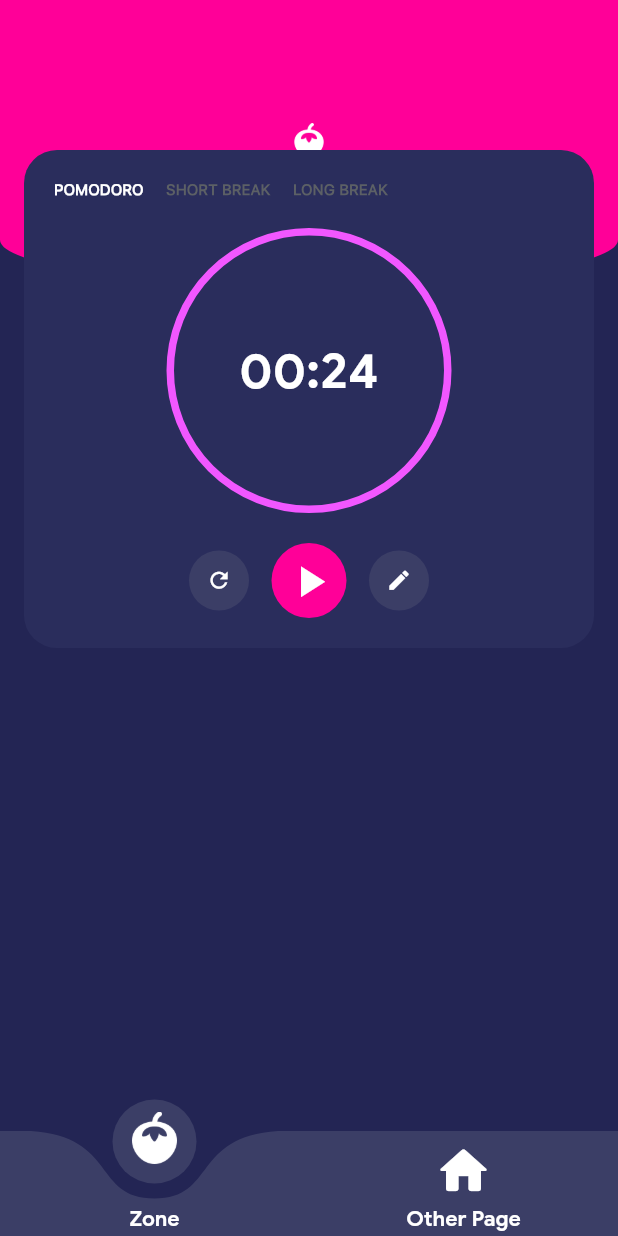
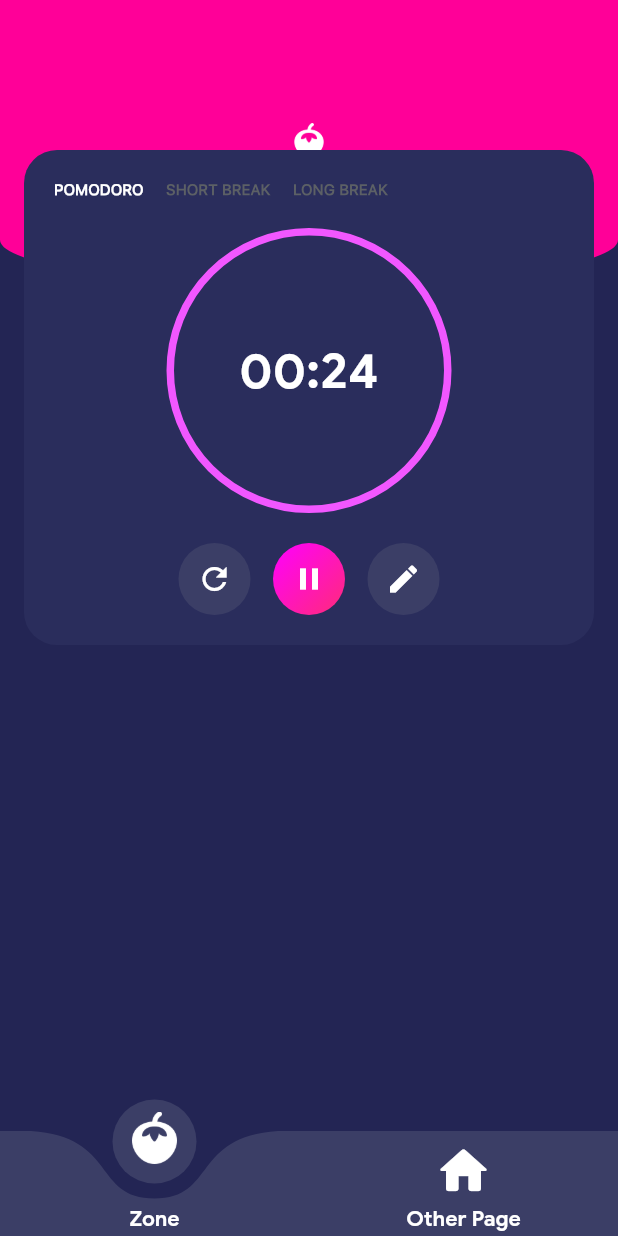
Before and after one commit to tomc128/classify-timer-trial, a Flutter app: the screen it shows after launch, after a tap on the "play arrow" icon, on a phone screen of 412 x 824 dp. Run offline on Flutter 3.47's test engine with Material 2 defaults, Android fonts, the phone set to English and light mode, and no system bars; drawn by our look-alikes of curved_labeled_navigation_bar; project files that could hold a hidden picture were left out.

Commit message:
Update button style to support gradient, adaptive icon

```diff
--- a/lib/pages/zone.dart
+++ b/lib/pages/zone.dart
@@ -65,58 +65,8 @@ class _ZonePageState extends State<ZonePage> {
             crossAxisAlignment: CrossAxisAlignment.stretch,
             children: [
               buildZoneStateHeader(context),
-
-              // Clock
               buildClockWidget(context),
-
-              // Buttons
-              Row(
-                mainAxisAlignment: MainAxisAlignment.center,
-                children: [
-                  CircleAvatar(
-                    backgroundColor: kPurpleColor2,
-                    child: IconButton.filled(
-                      color: Colors.white,
-                      onPressed: () {},
-                      icon: const Icon(Icons.refresh),
-                      iconSize: 17,
-                    ),
-                  ),
-                  const SizedBox(width: 15),
-                  CircleAvatar(
-                    backgroundColor: kHeaderPink,
-                    radius: 25,
-                    child: IconButton.filled(
-                      color: Colors.white,
-                      onPressed: () {
-                        setState(() {
-                          switch (_zoneState) {
-                            case ZoneState.running:
-                              pauseTimer();
-                              break;
-                            case ZoneState.paused:
-                            case ZoneState.stopped:
-                              startTimer();
-                              break;
-                          }
-                        });
-                      },
-                      icon: const Icon(Icons.play_arrow),
-                      iconSize: 35,
-                    ),
-                  ),
-                  const SizedBox(width: 15),
-                  CircleAvatar(
-                    backgroundColor: kPurpleColor2,
-                    child: IconButton.filled(
-                      color: Colors.white,
-                      onPressed: () {},
-                      icon: const Icon(Icons.edit),
-                      iconSize: 17,
-                    ),
-                  ),
-                ],
-              ),
+              buildControlButtons(context),
             ],
           ),
         ),
@@ -125,9 +75,7 @@ class _ZonePageState extends State<ZonePage> {
   }
 
   void startTimer() {
-    print('startTimer');
     _timer = Timer.periodic(const Duration(seconds: 1), (timer) {
-      print('timer tick');
       setState(() {
         if (_currentDuration.inSeconds > 0) {
           _currentDuration -= const Duration(seconds: 1);
@@ -159,6 +107,7 @@ class _ZonePageState extends State<ZonePage> {
     setState(() {
       _zoneState = ZoneState.stopped;
       _currentDuration = _settings.pomodoroDuration;
+      // TODO: change currentDuration to the correct duration
     });
   }
 
@@ -232,6 +181,76 @@ class _ZonePageState extends State<ZonePage> {
     );
   }
 
+  Widget buildControlButtons(BuildContext context) {
+    return Material(
+      color: Colors.transparent,
+      child: Row(
+        mainAxisAlignment: MainAxisAlignment.center,
+        crossAxisAlignment: CrossAxisAlignment.center,
+        children: [
+          Ink(
+            decoration: ShapeDecoration(
+              color: kPurpleColor2,
+              shape: const CircleBorder(),
+            ),
+            child: IconButton(
+              icon: const Icon(Icons.refresh),
+              color: Colors.white,
+              onPressed: () {
+                setState(() {
+                  stopTimer();
+                });
+              },
+            ),
+          ),
+          const SizedBox(width: 15),
+          Ink(
+            decoration: const ShapeDecoration(
+              gradient: LinearGradient(
+                colors: [
+                  Color(0xFFFF00FF),
+                  Color(0XFFFF2B79),
+                ],
+                begin: Alignment.topLeft,
+                end: Alignment.bottomRight,
+              ),
+              shape: CircleBorder(),
+            ),
+            child: IconButton(
+              icon: Icon(_zoneState == ZoneState.running ? Icons.pause : Icons.play_arrow),
+              color: Colors.white,
+              onPressed: () {
+                setState(() {
+                  switch (_zoneState) {
+                    case ZoneState.running:
+                      pauseTimer();
+                      break;
+                    case ZoneState.paused:
+                    case ZoneState.stopped:
+                      startTimer();
+                      break;
+                  }
+                });
+              },
+            ),
+          ),
+          const SizedBox(width: 15),
+          Ink(
+            decoration: ShapeDecoration(
+              color: kPurpleColor2,
+              shape: const CircleBorder(),
+            ),
+            child: IconButton(
+              icon: const Icon(Icons.edit),
+              color: Colors.white,
+              onPressed: () {},
+            ),
+          ),
+        ],
+      ),
+    );
+  }
+
   String formatDuration(Duration duration) {
     String twoDigits(int n) => n.toString().padLeft(2, '0');
     String twoDigitMinutes = twoDigits(duration.inMinutes.remainder(60));
```
